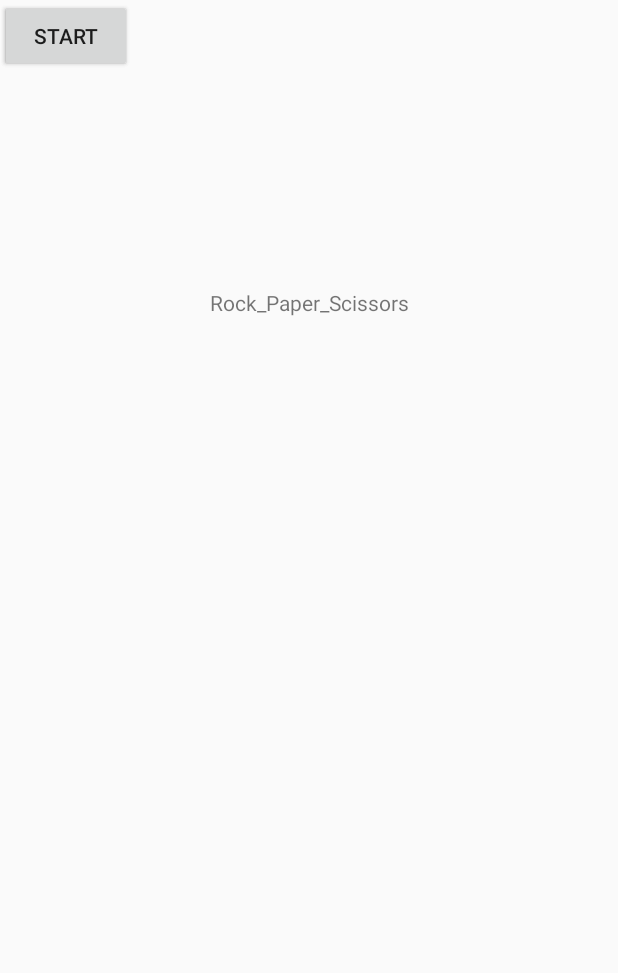
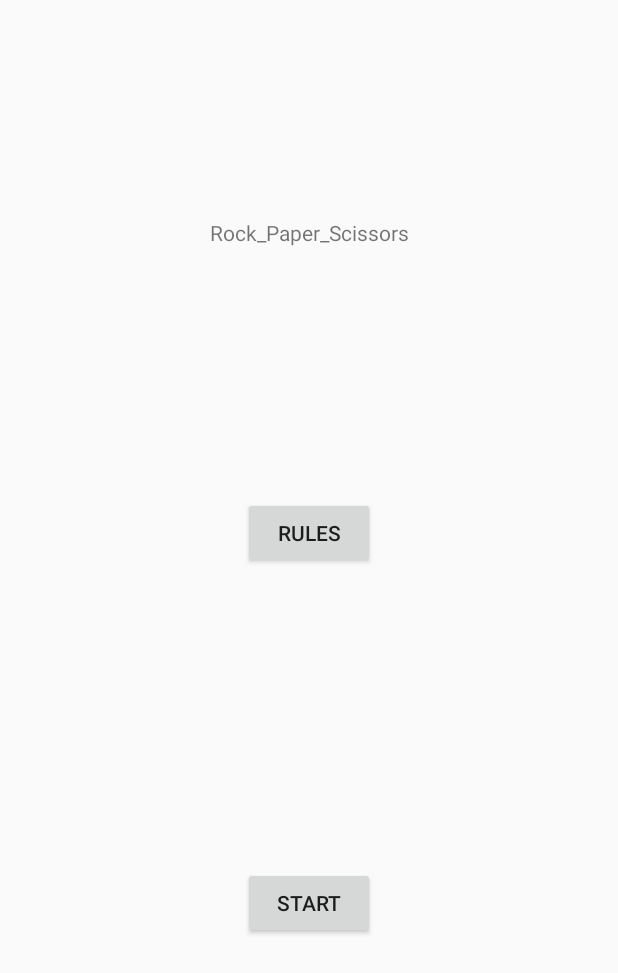
Before and after one commit to yannyren/week_19_day_3_homework, an Android app: the layout activity_welcome.xml on its own in the app's theme, with its tools: preview values and no code run, on a phone screen of 412 x 824 dp. Shown: the top 973 px of the screen. Run offline under Robolectric (Android 15) with nearby library versions, the phone set to English and light mode, and no system bars.

Commit message:
point of npo return

```diff
--- a/app/src/main/AndroidManifest.xml
+++ b/app/src/main/AndroidManifest.xml
@@ -9,15 +9,15 @@
         android:roundIcon="@mipmap/ic_launcher_round"
         android:supportsRtl="true"
         android:theme="@style/AppTheme">
-        <activity android:name=".controllers.MainActivity">
+        <activity android:name=".controllers.WelcomeActivity">
             <intent-filter>
                 <action android:name="android.intent.action.MAIN" />
 
                 <category android:name="android.intent.category.LAUNCHER" />
             </intent-filter>
         </activity>
-        <activity android:name=".controllers.WelcomeActivity" />
-        <activity android:name=".controllers.RuleActivity"></activity>
+        <activity android:name=".controllers.MainActivity" />
+        <activity android:name=".controllers.RuleActivity" />
     </application>
 
 </manifest>
--- a/app/src/main/java/codeclan/com/rockpaperscissors/controllers/WelcomeActivity.java
+++ b/app/src/main/java/codeclan/com/rockpaperscissors/controllers/WelcomeActivity.java
@@ -29,4 +29,13 @@ public class WelcomeActivity extends AppCompatActivity {
 
 
     }
+
+    public void onStartButtonClick(View view) {
+
+        Intent intent = new Intent(this, MainActivity.class);
+
+        startActivity(intent);
+
+
+    }
 }
--- a/app/src/main/res/layout/activity_welcome.xml
+++ b/app/src/main/res/layout/activity_welcome.xml
@@ -19,21 +19,36 @@
         app:layout_constraintEnd_toEndOf="parent"
         app:layout_constraintStart_toStartOf="parent"
         app:layout_constraintTop_toTopOf="parent"
-        app:layout_constraintVertical_bias="0.233" />
+        app:layout_constraintVertical_bias="0.174" />
 
     <Button
         android:id="@+id/rule_button"
         android:layout_width="wrap_content"
         android:layout_height="wrap_content"
+        android:layout_marginBottom="8dp"
+        android:layout_marginEnd="8dp"
+        android:layout_marginStart="8dp"
+        android:layout_marginTop="8dp"
+        android:onClick="onRuleButtonClick"
         android:text="@string/rules"
-        tools:layout_editor_absoluteX="148dp"
-        tools:layout_editor_absoluteY="219dp" />
+        app:layout_constraintBottom_toBottomOf="parent"
+        app:layout_constraintEnd_toEndOf="parent"
+        app:layout_constraintStart_toStartOf="parent"
+        app:layout_constraintTop_toBottomOf="@+id/welcome_textview"
+        app:layout_constraintVertical_bias="0.267" />
 
     <Button
         android:id="@+id/start_button"
         android:layout_width="wrap_content"
         android:layout_height="wrap_content"
+        android:layout_marginBottom="8dp"
+        android:layout_marginEnd="8dp"
+        android:layout_marginStart="8dp"
+        android:layout_marginTop="8dp"
+        android:onClick="onStartButtonClick"
         android:text="@string/start"
-        tools:layout_editor_absoluteX="148dp"
-        tools:layout_editor_absoluteY="311dp" />
+        app:layout_constraintBottom_toBottomOf="parent"
+        app:layout_constraintEnd_toEndOf="parent"
+        app:layout_constraintStart_toStartOf="parent"
+        app:layout_constraintTop_toBottomOf="@+id/rule_button" />
 </android.support.constraint.ConstraintLayout>
```
